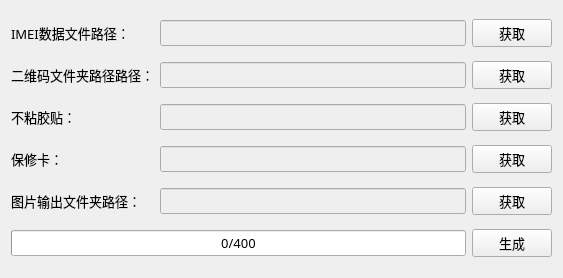
Qt form widget.ui (suisiyuan/PhotoSticker) before a commit.
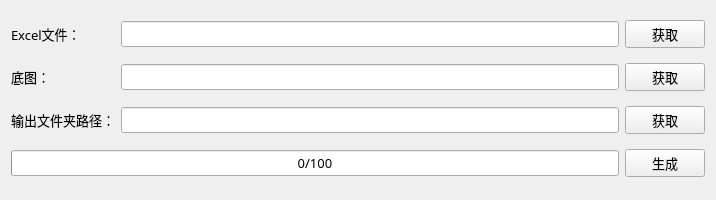
The same form after that commit. Icons and pictures are not drawn.

Commit message: 上传初始版本，能够完成基本功能，批量生成图片。

```diff
--- a/widget.ui
+++ b/widget.ui
@@ -6,8 +6,8 @@
    <rect>
     <x>0</x>
     <y>0</y>
-    <width>563</width>
-    <height>278</height>
+    <width>716</width>
+    <height>200</height>
    </rect>
   </property>
   <property name="font">
@@ -22,125 +22,61 @@
   <layout class="QHBoxLayout" name="horizontalLayout">
    <item>
     <layout class="QGridLayout" name="gridLayout">
-     <item row="0" column="0">
-      <widget class="QLabel" name="dataLabel">
-       <property name="text">
-        <string>IMEI数据文件路径：</string>
-       </property>
-      </widget>
-     </item>
-     <item row="0" column="1">
-      <widget class="QLineEdit" name="dataEdit">
-       <property name="enabled">
-        <bool>false</bool>
-       </property>
-      </widget>
-     </item>
-     <item row="0" column="2">
-      <widget class="QPushButton" name="dataButton">
-       <property name="text">
-        <string>获取</string>
-       </property>
-      </widget>
-     </item>
      <item row="1" column="0">
-      <widget class="QLabel" name="codeLabel">
-       <property name="text">
-        <string>二维码文件夹路径路径：</string>
-       </property>
-      </widget>
-     </item>
-     <item row="1" column="1">
-      <widget class="QLineEdit" name="codeEdit">
-       <property name="enabled">
-        <bool>false</bool>
-       </property>
-      </widget>
-     </item>
-     <item row="1" column="2">
-      <widget class="QPushButton" name="codeButton">
-       <property name="text">
-        <string>获取</string>
-       </property>
-      </widget>
-     </item>
-     <item row="2" column="0">
       <widget class="QLabel" name="smallImageLabel">
        <property name="text">
-        <string>不粘胶贴：</string>
+        <string>底图：</string>
        </property>
       </widget>
      </item>
-     <item row="2" column="1">
+     <item row="1" column="1">
       <widget class="QLineEdit" name="smallImageEdit">
        <property name="enabled">
-        <bool>false</bool>
+        <bool>true</bool>
        </property>
+       <property name="readOnly">
+        <bool>true</bool>
+       </property>
       </widget>
      </item>
-     <item row="2" column="2">
+     <item row="2" column="1">
+      <widget class="QLineEdit" name="outputEdit">
+       <property name="enabled">
+        <bool>true</bool>
+       </property>
+       <property name="readOnly">
+        <bool>true</bool>
+       </property>
+      </widget>
+     </item>
+     <item row="1" column="2">
       <widget class="QPushButton" name="smallImageButton">
        <property name="text">
         <string>获取</string>
        </property>
       </widget>
      </item>
-     <item row="3" column="0">
-      <widget class="QLabel" name="bigImageLabel">
-       <property name="text">
-        <string>保修卡：</string>
-       </property>
-      </widget>
-     </item>
-     <item row="3" column="1">
-      <widget class="QLineEdit" name="bigImageEdit">
-       <property name="enabled">
-        <bool>false</bool>
-       </property>
-      </widget>
-     </item>
-     <item row="3" column="2">
-      <widget class="QPushButton" name="bigImageButton">
-       <property name="text">
-        <string>获取</string>
-       </property>
-      </widget>
-     </item>
-     <item row="4" column="0">
+     <item row="2" column="0">
       <widget class="QLabel" name="outputLabel">
        <property name="text">
-        <string>图片输出文件夹路径：</string>
+        <string>输出文件夹路径：</string>
        </property>
       </widget>
      </item>
-     <item row="4" column="1">
-      <widget class="QLineEdit" name="outputEdit">
-       <property name="enabled">
-        <bool>false</bool>
-       </property>
-      </widget>
-     </item>
-     <item row="4" column="2">
+     <item row="2" column="2">
       <widget class="QPushButton" name="outputButton">
        <property name="text">
         <string>获取</string>
        </property>
       </widget>
      </item>
-     <item row="5" column="2">
-      <widget class="QPushButton" name="generateButton">
-       <property name="text">
-        <string>生成</string>
-       </property>
-      </widget>
-     </item>
-     <item row="5" column="0" colspan="2">
+     <item row="3" column="0" colspan="2">
       <widget class="QProgressBar" name="progressBar">
        <property name="enabled">
         <bool>true</bool>
        </property>
        <property name="maximum">
-        <number>400</number>
+        <number>100</number>
        </property>
        <property name="value">
         <number>0</number>
@@ -153,6 +89,34 @@
        </property>
       </widget>
      </item>
+     <item row="3" column="2">
+      <widget class="QPushButton" name="generateButton">
+       <property name="text">
+        <string>生成</string>
+       </property>
+      </widget>
+     </item>
+     <item row="0" column="0">
+      <widget class="QLabel" name="excelLabel">
+       <property name="text">
+        <string>Excel文件：</string>
+       </property>
+      </widget>
+     </item>
+     <item row="0" column="2">
+      <widget class="QPushButton" name="excelButton">
+       <property name="text">
+        <string>获取</string>
+       </property>
+      </widget>
+     </item>
+     <item row="0" column="1">
+      <widget class="QLineEdit" name="excelEdit">
+       <property name="readOnly">
+        <bool>true</bool>
+       </property>
+      </widget>
+     </item>
     </layout>
    </item>
   </layout>
```
Left out of the diff: 19 changed lines with no effect on the pictures. The commit also changes 29 other files.
